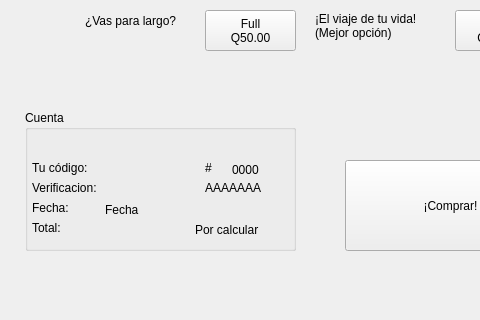
This is ClienteTickets/clientetickets.ui in pablunsky/fuzzy-cat as Qt 5 draws it before an edit; both pictures show x 155 to 635 and y 137 to 457 of the 735 by 457 pixel window. The edited form follows.
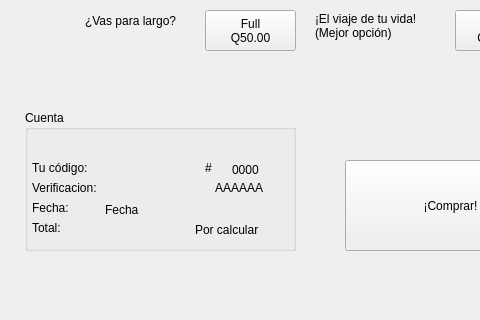
This is the edited form. The open tabs and pages were chosen to show the change.

Patch:
```diff
--- a/ClienteTickets/clientetickets.ui
+++ b/ClienteTickets/clientetickets.ui
@@ -359,14 +359,14 @@
       <widget class="QLabel" name="label_18">
        <property name="geometry">
         <rect>
-         <x>180</x>
+         <x>190</x>
          <y>70</y>
-         <width>71</width>
+         <width>61</width>
          <height>16</height>
         </rect>
        </property>
        <property name="text">
-        <string>AAAAAAA</string>
+        <string>AAAAAA</string>
        </property>
       </widget>
       <widget class="QLabel" name="label_14">
```
